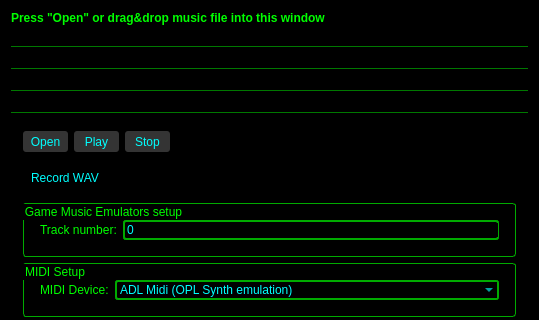
Qt form MusicPlayer/mainwindow.ui (WohlSoft/Moondust-Project) before a commit; both pictures show x 0 to 539 and y 0 to 320 of the 539 by 515 pixel window.
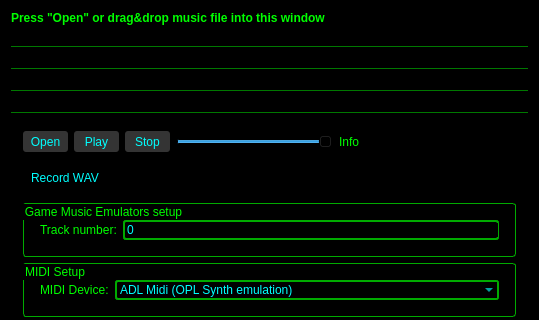
The same form after that commit. Icons and pictures are not drawn.

Commit message: Changes at PGE Music Player - Added context menu - Added volume slider - Added ability to associate files with player (Windows-only yet, on other platforms option takes no effect) - Showing info about music playing decoding library (PCM Wave, GME, MIDI/IMF, OGG, FLAC, MP3, etc.)

Diff of the .ui file:
```diff
--- a/MusicPlayer/mainwindow.ui
+++ b/MusicPlayer/mainwindow.ui
@@ -610,6 +610,26 @@
          </property>
         </widget>
        </item>
+       <item>
+        <widget class="QSlider" name="volume">
+         <property name="maximum">
+          <number>128</number>
+         </property>
+         <property name="value">
+          <number>128</number>
+         </property>
+         <property name="orientation">
+          <enum>Qt::Horizontal</enum>
+         </property>
+        </widget>
+       </item>
+       <item>
+        <widget class="QLabel" name="smallInfo">
+         <property name="text">
+          <string>Info</string>
+         </property>
+        </widget>
+       </item>
        <item>
         <spacer name="horizontalSpacer">
          <property name="orientation">
```
Left out of the diff: 3 changed lines with no effect on the pictures. The commit also changes 14 other files.
